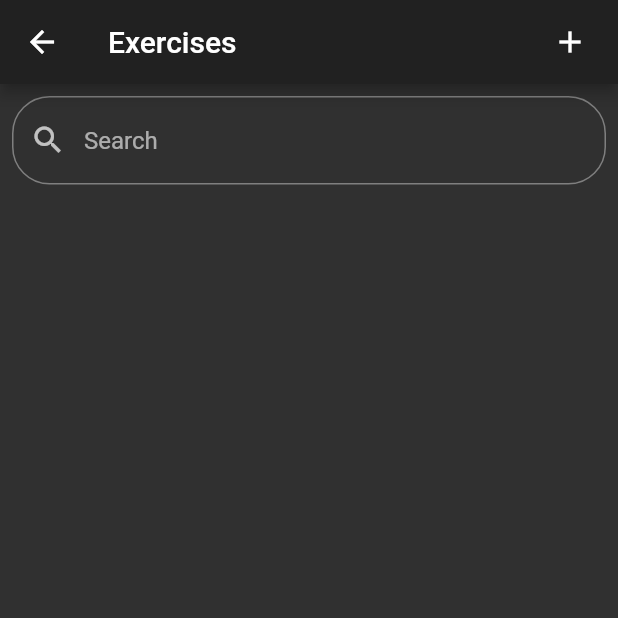
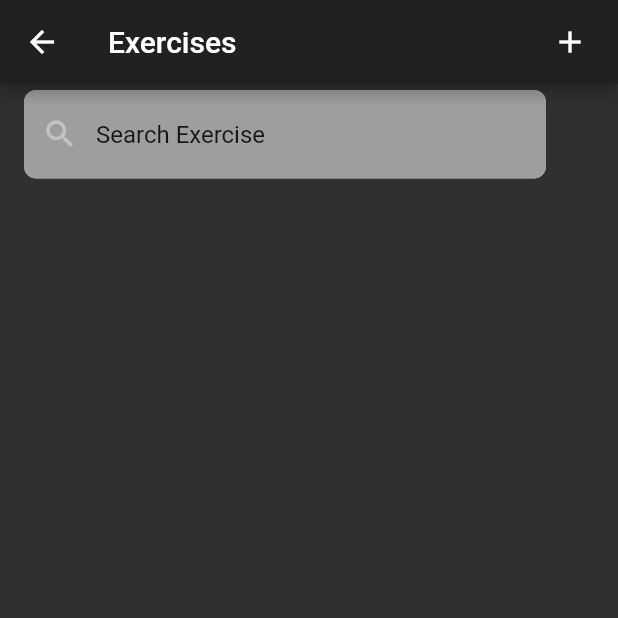
Before and after one commit to ooanishoo/log-me, a Flutter app: the ListExercisePage screen opened directly, on a phone screen of 412 x 824 dp, the top half of it. Run offline on Flutter 3.47's test engine with Material 2 defaults, Android fonts, the phone set to English and light mode, and no system bars; our stand-ins replace flutter_slidable, get_it, sembast, sqflite; missing offline and left inert: enum_to_string, popup_menu; accounts and stored records are empty.

Commit message:
Ui changes to pages

```diff
--- a/lib/ui/pages/add_exercise_page.dart
+++ b/lib/ui/pages/add_exercise_page.dart
@@ -1,4 +1,5 @@
 import 'package:flutter/material.dart';
+import 'package:scoped_log_me/models/exercise.dart';
 import 'package:scoped_model/scoped_model.dart';
 
 import 'package:scoped_log_me/scoped_models/app_model.dart';
@@ -6,11 +7,14 @@ import 'package:scoped_log_me/scoped_models/workout_model.dart';
 import 'package:scoped_log_me/ui/views/add_exercise_view.dart';
 
 class AddExercisePage extends StatelessWidget {
-  const AddExercisePage({Key key, this.model, this.workoutModel})
+  const AddExercisePage({Key key, this.model, this.workoutModel, this.title='Add New Exercise', this.exercise, this.isUpdateMode=false})
       : super(key: key);
 
   final AppModel model;
   final WorkoutModel workoutModel;
+  final String title;
+  final Exercise exercise;
+  final bool isUpdateMode;
 
   @override
   Widget build(BuildContext context) {
@@ -18,9 +22,12 @@ class AddExercisePage extends StatelessWidget {
       model: model,
       child: Scaffold(
           appBar: AppBar(
-            title: Text('Add New Exercise'),
+            title: Text(title),
           ),
-          body: AddExercise()),
+          body: AddExercise(
+            exercise: exercise,
+            isUpdateMode: isUpdateMode,
+          )),
     );
   }
 }
--- a/lib/ui/pages/list_exercise_page.dart
+++ b/lib/ui/pages/list_exercise_page.dart
@@ -18,12 +18,14 @@ class _ListExercisePageState extends State<ListExercisePage> {
   TextEditingController _controller = new TextEditingController();
   String filter = '';
   List<Exercise> selectedExercises = [];
+  bool tapped = false;
 
   @override
   void initState() {
     super.initState();
     _controller.addListener(() {
       print('listening');
+      print(_controller.text.length);
       setState(() => filter = _controller.text);
     });
   }
@@ -39,6 +41,7 @@ class _ListExercisePageState extends State<ListExercisePage> {
     return Scaffold(
         appBar: AppBar(
           title: Text('Exercises'),
+          centerTitle: false,
           actions: <Widget>[
             Padding(
                 padding: EdgeInsets.all(8.0),
@@ -46,8 +49,8 @@ class _ListExercisePageState extends State<ListExercisePage> {
                   icon: Icon(Icons.add),
                   onPressed: () {
                     Navigator.of(context).push(MaterialPageRoute(
-                        builder: (context) =>
-                            AddExercisePage(model: widget.model)));
+                        builder: (context) => AddExercisePage(
+                            model: widget.model, exercise: new Exercise())));
                   },
                 )),
           ],
@@ -61,6 +64,7 @@ class _ListExercisePageState extends State<ListExercisePage> {
               model: widget.model,
               child: ListExercise(
                 filter: filter,
+                hasActions: true,
               ),
             ),
           ],
@@ -69,17 +73,57 @@ class _ListExercisePageState extends State<ListExercisePage> {
 
   Widget searchBar() {
     return Padding(
-      padding: const EdgeInsets.all(8.0),
-      child: TextField(
-        onChanged: (text) {
-          print(text);
-        },
-        controller: _controller,
-        decoration: InputDecoration(
-            hintText: "Search",
-            prefixIcon: Icon(Icons.search),
-            border: OutlineInputBorder(
-                borderRadius: BorderRadius.all(Radius.circular(25.0)))),
+      padding: const EdgeInsets.all(0.0),
+      child: ListTile(
+        title: TextField(
+          onChanged: (text) {
+            print(text);
+          },
+          onTap: (() => this.tapped = true),
+          controller: _controller,
+          decoration: InputDecoration(
+            filled: true,
+            fillColor: Theme.of(context).primaryColorLight,
+            hintText: "Search Exercise",
+            hintStyle: TextStyle(
+              color: Theme.of(context).accentTextTheme.title.color,
+            ),
+            suffixIcon: this._controller.text.length == 0
+                ? Container(
+                    width: 0,
+                  )
+                : IconButton(
+                    icon: Icon(Icons.cancel),
+                    color: Theme.of(context).accentIconTheme.color,
+                    onPressed: (() => setState(() => _controller.clear())),
+                  ),
+            prefixIcon: IconButton(
+              icon: Icon(Icons.search),
+              onPressed: null,
+            ),
+            enabledBorder: OutlineInputBorder(
+              borderRadius: BorderRadius.all(Radius.circular(8.0)),
+              borderSide: BorderSide(
+                color: Theme.of(context).primaryColorLight,
+              ),
+            ),
+            focusedBorder: OutlineInputBorder(
+              borderRadius: BorderRadius.all(Radius.circular(8.0)),
+              borderSide: BorderSide(
+                color: Theme.of(context).primaryColorLight,
+              ),
+            ),
+          ),
+        ),
+        trailing: this.tapped == true
+            ? FlatButton(
+                child: Text('Cancel'),
+                onPressed: (() {
+                  _controller.clear(); // clear the text in searchBar
+                  FocusScope.of(context).unfocus(); // hide the keyboard
+                }),
+              )
+            : Container(width: 0),
       ),
     );
   }
--- a/lib/ui/pages/select_exercise_page.dart
+++ b/lib/ui/pages/select_exercise_page.dart
@@ -52,7 +52,10 @@ class _SelectExercisePageState extends State<SelectExercisePage> {
                   onPressed: () {
                     Navigator.of(context).push(MaterialPageRoute(
                         builder: (context) =>
-                            AddExercisePage(model: widget.model)));
+                            AddExercisePage(
+                              model: widget.model,
+                              exercise: new Exercise(),
+                            )));
                   },
                 )),
           ],
```
Also changed, not shown: lib/ui/pages/edit_workout_page.dart (added, +110 -0 lines), lib/ui/pages/home_page.dart (+8 -3 lines), lib/ui/pages/list_workout_page.dart (+9 -4 lines), lib/ui/pages/menu_page.dart (+8 -27 lines).
